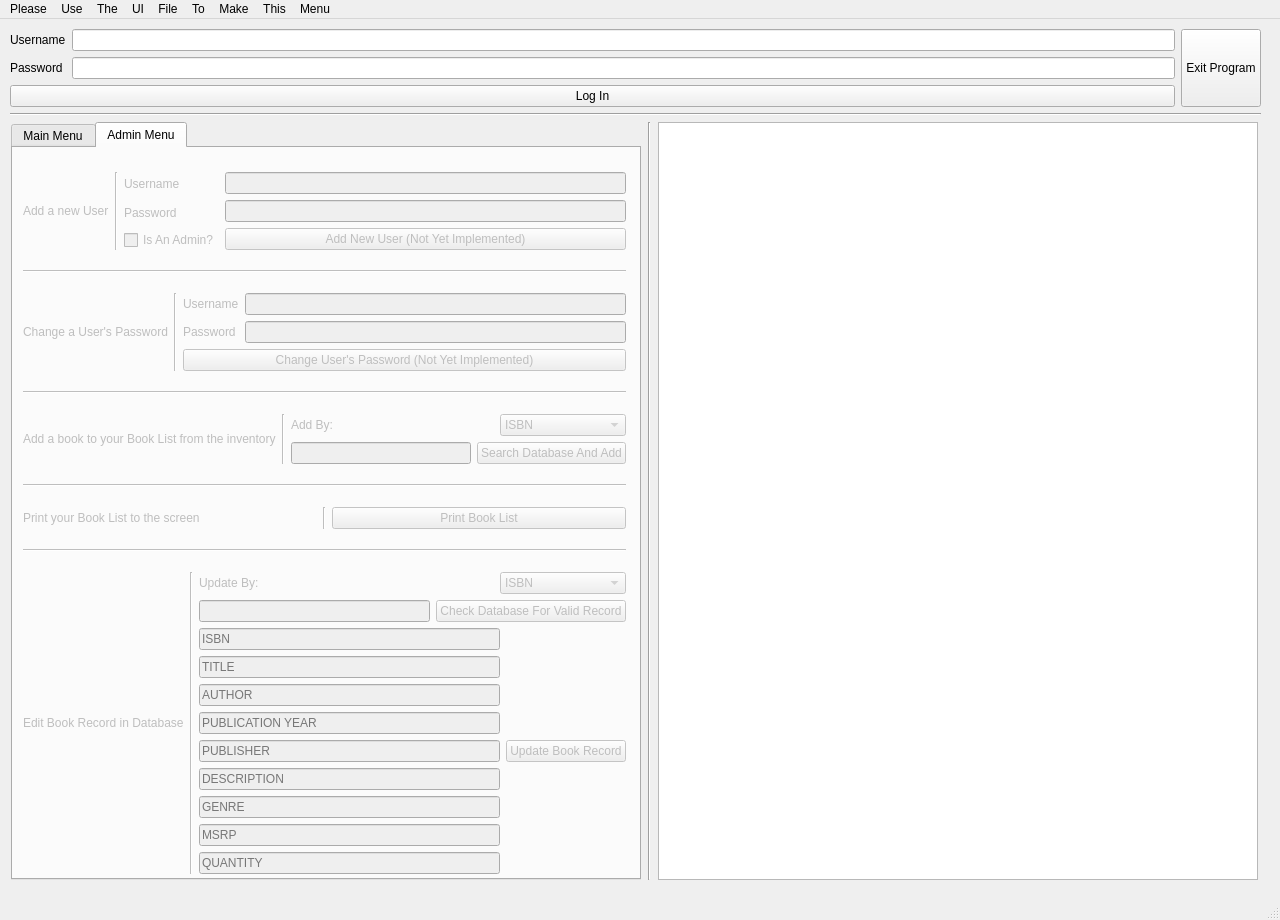
First picture: the form in BSI/mainwindow.ui, repository Awsomeman328/CPP2Group4Assignment2BookstoreInventory, before the edit.
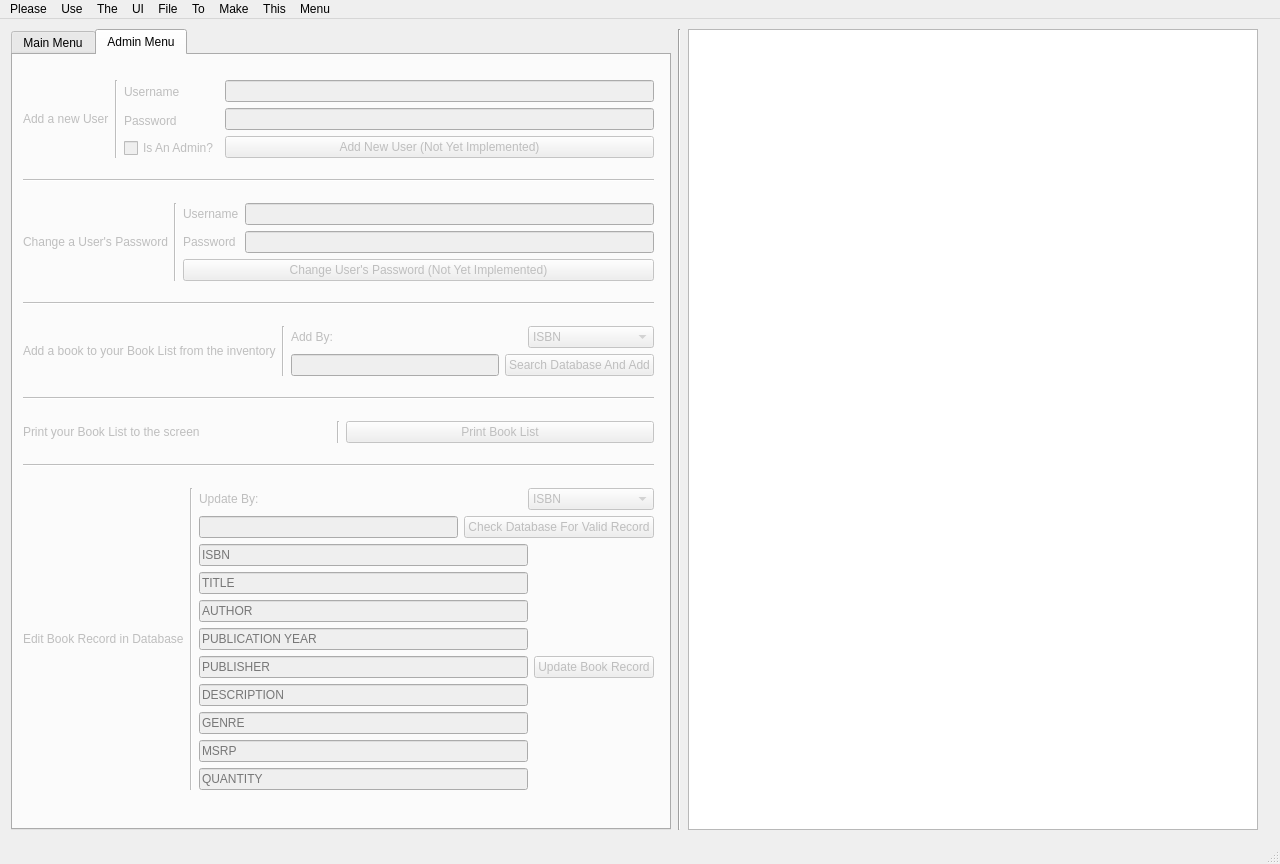
Second picture: the form after the edit. The open tabs and pages were chosen to show the change.

```diff
--- a/BSI/mainwindow.ui
+++ b/BSI/mainwindow.ui
@@ -7,7 +7,7 @@
     <x>0</x>
     <y>0</y>
     <width>1280</width>
-    <height>920</height>
+    <height>864</height>
    </rect>
   </property>
   <property name="minimumSize">
@@ -29,7 +29,7 @@
       <x>0</x>
       <y>0</y>
       <width>1271</width>
-      <height>871</height>
+      <height>821</height>
      </rect>
     </property>
     <layout class="QVBoxLayout" name="verticalLayout_2">
@@ -45,77 +45,6 @@
      <property name="bottomMargin">
       <number>10</number>
      </property>
-     <item>
-      <layout class="QHBoxLayout" name="horizontalLayout_5">
-       <item>
-        <layout class="QVBoxLayout" name="verticalLayout_9">
-         <item>
-          <layout class="QHBoxLayout" name="horizontalLayout_10">
-           <item>
-            <layout class="QVBoxLayout" name="verticalLayout_10">
-             <item>
-              <widget class="QLabel" name="labelUsername">
-               <property name="text">
-                <string>Username</string>
-               </property>
-              </widget>
-             </item>
-             <item>
-              <widget class="QLabel" name="labelPassword">
-               <property name="text">
-                <string>Password</string>
-               </property>
-              </widget>
-             </item>
-            </layout>
-           </item>
-           <item>
-            <layout class="QVBoxLayout" name="verticalLayout_11">
-             <item>
-              <widget class="QLineEdit" name="lineEditUsername"/>
-             </item>
-             <item>
-              <widget class="QLineEdit" name="lineEditPassword">
-               <property name="placeholderText">
-                <string/>
-               </property>
-              </widget>
-             </item>
-            </layout>
-           </item>
-          </layout>
-         </item>
-         <item>
-          <widget class="QPushButton" name="pushButtonLogIn">
-           <property name="text">
-            <string>Log In</string>
-           </property>
-          </widget>
-         </item>
-        </layout>
-       </item>
-       <item>
-        <widget class="QPushButton" name="pushButtonExit">
-         <property name="sizePolicy">
-          <sizepolicy hsizetype="Minimum" vsizetype="Ignored">
-           <horstretch>0</horstretch>
-           <verstretch>0</verstretch>
-          </sizepolicy>
-         </property>
-         <property name="text">
-          <string>Exit Program</string>
-         </property>
-        </widget>
-       </item>
-      </layout>
-     </item>
-     <item>
-      <widget class="Line" name="line_23">
-       <property name="orientation">
-        <enum>Qt::Horizontal</enum>
-       </property>
-      </widget>
-     </item>
      <item>
       <layout class="QHBoxLayout" name="horizontalLayout_19">
        <item>
@@ -131,7 +60,7 @@
          </property>
          <property name="maximumSize">
           <size>
-           <width>630</width>
+           <width>660</width>
            <height>16777215</height>
           </size>
          </property>
@@ -714,8 +643,8 @@
             <rect>
              <x>10</x>
              <y>10</y>
-             <width>603</width>
-             <height>735</height>
+             <width>631</width>
+             <height>741</height>
             </rect>
            </property>
            <layout class="QVBoxLayout" name="verticalLayout_14">
@@ -1242,7 +1171,7 @@
          </property>
          <property name="minimumSize">
           <size>
-           <width>600</width>
+           <width>570</width>
            <height>0</height>
           </size>
          </property>
```
Left out of the diff: 38 changed lines with no effect on the pictures.
